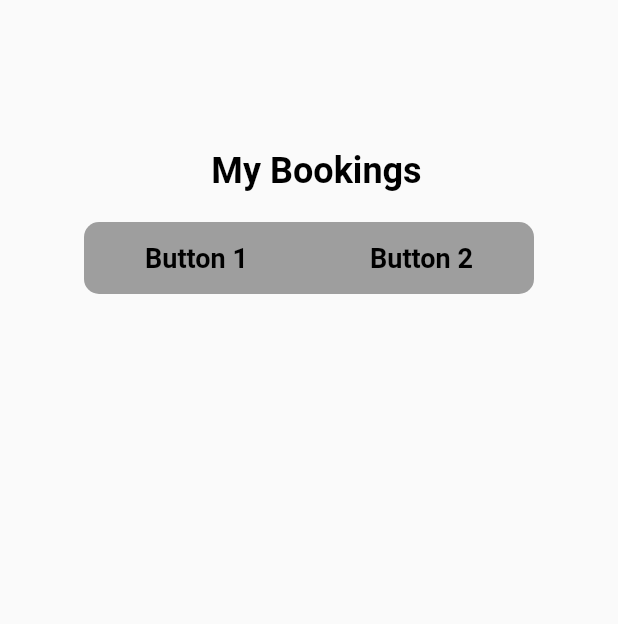
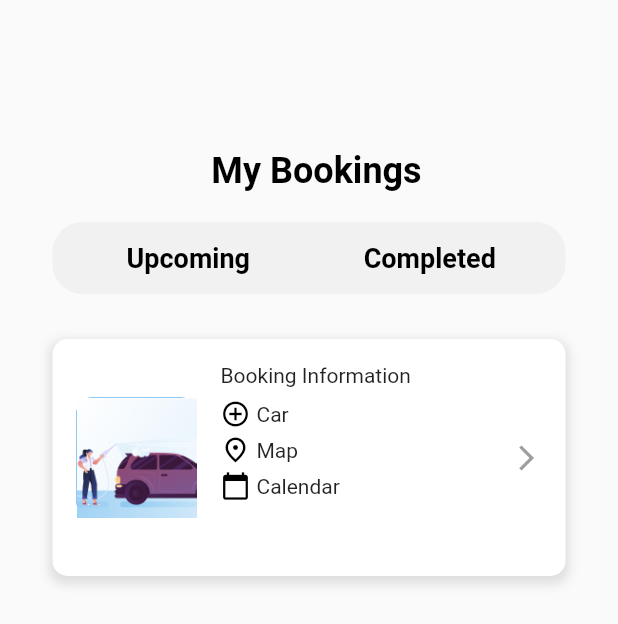
Before and after one commit to Harshit2229/flutterapp, a Flutter app: the My_bookings screen opened directly, on a phone screen of 412 x 824 dp. Shown: the top 624 px of the screen. Run offline on Flutter 3.47's test engine with Material 2 defaults, Android fonts, the phone set to English and light mode, and no system bars.

Commit message:
image added to the screen

```diff
--- a/lib/My_bookings.dart
+++ b/lib/My_bookings.dart
@@ -19,7 +19,7 @@ class _My_bookingsState extends State<My_bookings> {
           mainAxisAlignment: MainAxisAlignment.center,
           crossAxisAlignment: CrossAxisAlignment.center,
           children: [
-            Padding(
+            const Padding(
               padding: EdgeInsets.fromLTRB(30.0, 100.0, 20.0, 20.0),
               child: Center(
                 child: Text(
@@ -33,12 +33,12 @@ class _My_bookingsState extends State<My_bookings> {
               ),
             ),
             SizedBox(
-              width: 300.0,
+              width: 342.0,
               height: 48.0,
               child: Container(
                 decoration: BoxDecoration(
-                  color: Colors.grey,
-                  borderRadius: BorderRadius.circular(10.0),
+                  color: const Color(0xFFF1F1F1), // Use the #F1F1F1 color
+                  borderRadius: BorderRadius.circular(20.0),
                 ),
                 child: Row(
                   children: [
@@ -50,20 +50,23 @@ class _My_bookingsState extends State<My_bookings> {
                             _isButton2Selected = false;
                           });
                         },
+                        child: Padding(
+                          padding: const EdgeInsets.only(left: 10.0),
                           child: Container(
-                          width: 100.0, // Adjust the width as desired
-                          height: 32.0, // Adjust the height as desired
+                            width: 164.0,
+                            height: 32.0,
                             decoration: BoxDecoration(
                               color: _isButton1Selected ? Colors.blue : Colors.transparent,
-                            borderRadius: BorderRadius.circular(10.0),
+                              borderRadius: BorderRadius.circular(20.0),
                             ),
                             child: Center(
                               child: Text(
-                              'Button 1',
+                                'Upcoming',
                                 style: TextStyle(
                                   color: _isButton1Selected ? Colors.white : Colors.black,
                                   fontSize: 18.0,
                                   fontWeight: FontWeight.bold,
+                                ),
                               ),
                             ),
                           ),
@@ -79,16 +82,18 @@ class _My_bookingsState extends State<My_bookings> {
                             _isButton2Selected = !_isButton2Selected;
                           });
                         },
+                        child: Padding(
+                          padding: const EdgeInsets.only(right: 10.0),
                           child: Container(
-                          width: 100.0, // Adjust the width as desired
+                            width: 164.0,
                             height: 32.0,
                             decoration: BoxDecoration(
                               color: _isButton2Selected ? Colors.blue : Colors.transparent,
-                            borderRadius: BorderRadius.circular(10.0),
+                              borderRadius: BorderRadius.circular(20.0),
                             ),
                             child: Center(
                               child: Text(
-                              'Button 2',
+                                'Completed',
                                 style: TextStyle(
                                   color: _isButton2Selected ? Colors.white : Colors.black,
                                   fontSize: 18.0,
@@ -99,9 +104,96 @@ class _My_bookingsState extends State<My_bookings> {
                           ),
                         ),
                       ),
+                    ),
                   ],
                 ),
               ),
+            ),
+            const SizedBox(height: 30.0),
+            Container(
+              width: 342.0,
+              height: 158.0,
+              decoration: BoxDecoration(
+                color: Colors.white,
+                borderRadius: BorderRadius.circular(10.0),
+                boxShadow: [
+                  BoxShadow(
+                    color: Colors.grey.withOpacity(0.3),
+                    spreadRadius: 2.0,
+                    blurRadius: 5.0,
+                    offset: const Offset(0, 3),
+                  ),
+                ],
+              ),
+              child: Padding(
+                padding: const EdgeInsets.all(16.0),
+                child: Row(
+                  children: [
+                    Container(
+                      width: 80.0,
+                      height: 80.0,
+                      decoration: BoxDecoration(
+                        borderRadius: BorderRadius.circular(10.0),
+                        color: Colors.blue,
+                      ),
+                      child: Image.asset('assets/Washing.png'),
+                    ),
+                    const SizedBox(width: 16.0),
+                    const Expanded(
+                      child: Column(
+                        crossAxisAlignment: CrossAxisAlignment.start,
+                        children: [
+                          Text(
+                            'Booking Information',
+                            style: TextStyle(
+                              fontSize: 14.0,
+                            ),
+                          ),
+                          SizedBox(height: 8.0),
+                          Row(
+                            children: [
+                              Icon(Icons.add_circle_outline, size: 20.0, color: Colors.black),
+                              SizedBox(width: 4.0),
+                              Text(
+                                'Car',
+                                style: TextStyle(fontSize: 14.0),
+                              ),
+                            ],
+                          ),
+                          SizedBox(height: 4.0),
+                          Row(
+                            children: [
+                              Icon(Icons.fmd_good_outlined, size: 20.0, color: Colors.black),
+                              SizedBox(width: 4.0),
+                              Text(
+                                'Map',
+                                style: TextStyle(fontSize: 14.0),
+                              ),
+                            ],
+                          ),
+                          SizedBox(height: 4.0),
+                          Row(
+                            children: [
+                              Icon(Icons.calendar_today, size: 20.0, color: Colors.black),
+                              SizedBox(width: 4.0),
+                              Text(
+                                'Calendar',
+                                style: TextStyle(fontSize: 14.0),
+                              ),
+                            ],
+                          ),
+                        ],
+                      ),
+                    ),
+                    const Icon(
+                      Icons.arrow_forward_ios,
+                      color: Colors.grey,
+                      size: 20.0,
+                    ),
+                  ],
+                ),
+              ),
+
             ),
           ],
         ),
--- a/pubspec.yaml
+++ b/pubspec.yaml
@@ -75,6 +75,7 @@ flutter:
     - assets/Pickup.png
     - assets/Hatchback.png
     - assets/Sedan.png
+    - assets/Washing.png
 
 
         # An image asset can refer to one or more resolution-specific "variants", see
```
Also changed, not shown: assets/Washing.png (added). Lines whose indentation alone changed are shown as unchanged.
